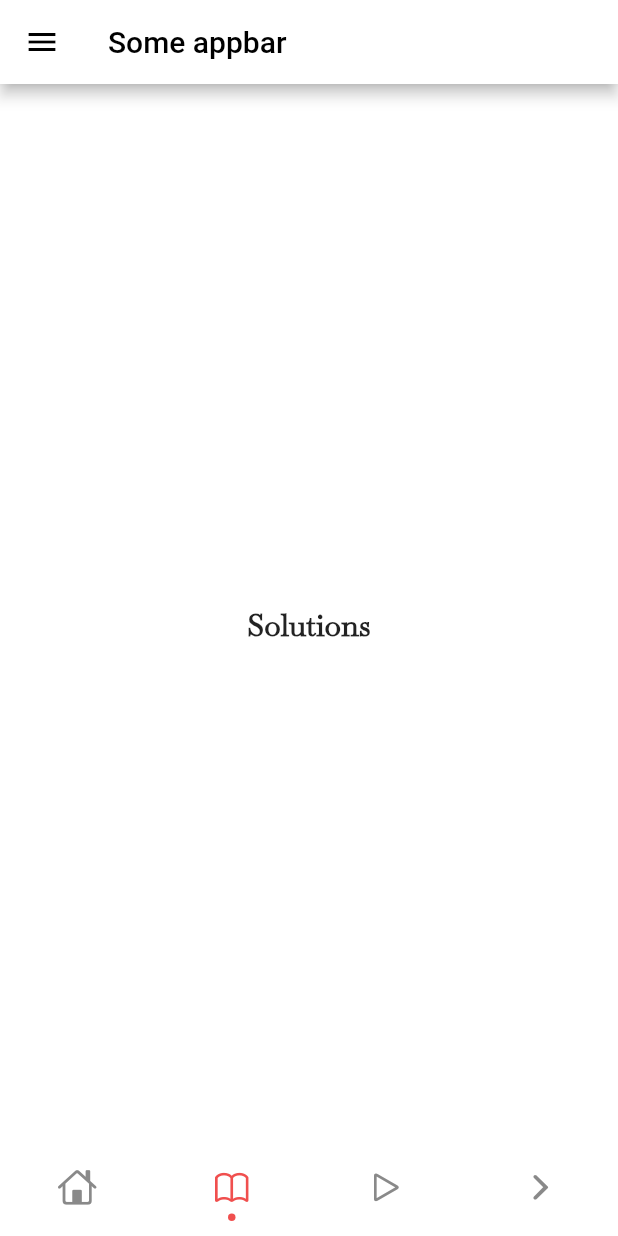
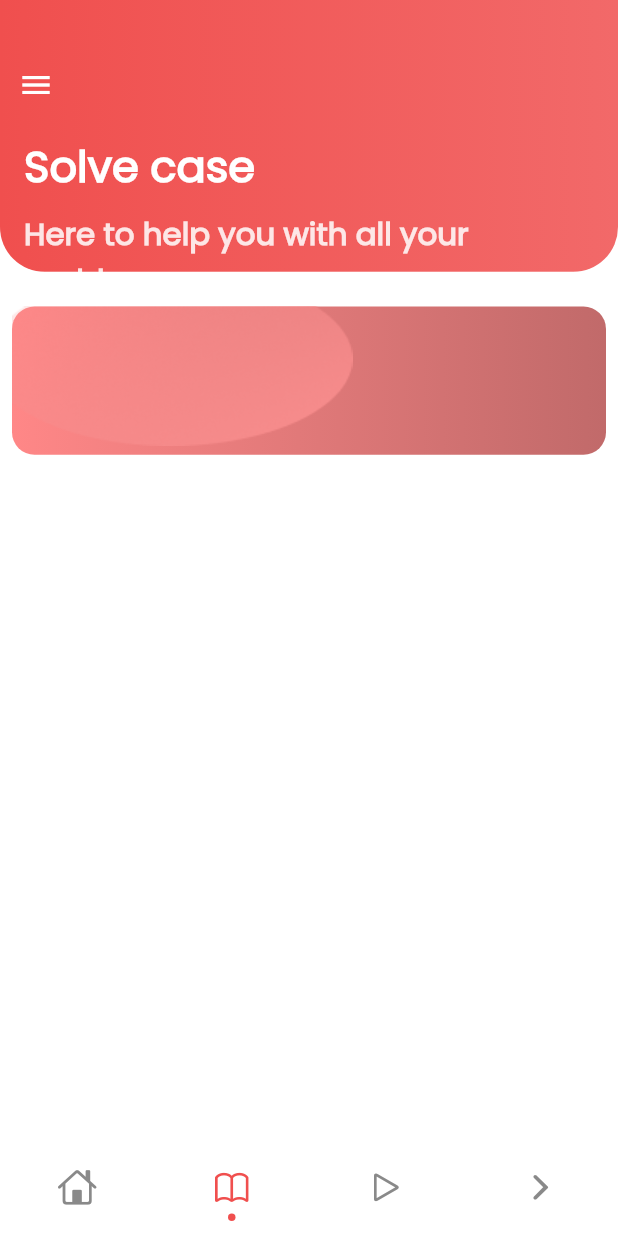
Before and after one commit to axactstudios/solvecase, a Flutter app: the DrawerScreen screen opened directly, on a phone screen of 412 x 824 dp. Run offline on Flutter 3.47's test engine with Material 2 defaults, Android fonts, the phone set to English and light mode, and no system bars; drawn by our look-alikes of persistent_bottom_nav_bar; our stand-ins replace device_info, firebase_database; missing offline and left inert: fancy_drawer; accounts and stored records are empty.

Commit message:
custom app drawer for all screens

```diff
--- a/lib/Screens/DrawerScreen.dart
+++ b/lib/Screens/DrawerScreen.dart
@@ -1,8 +1,8 @@
-import 'dart:html';
-
 import 'package:fancy_drawer/fancy_drawer.dart';
 import 'package:flutter/material.dart';
 
+import '../Classes/Constants.dart';
+import '../Classes/Constants.dart';
 import 'Bookmarks.dart';
 import 'Invite.dart';
 
@@ -208,23 +208,79 @@ class _DrawerScreenState extends State<DrawerScreen>
         ],
         child: Scaffold(
           backgroundColor: Colors.white,
-          appBar: AppBar(
-            title: Text(
-              "Some appbar",
-              style: TextStyle(color: Colors.black),
+          body: Column(
+            mainAxisSize: MainAxisSize.max,
+            children: <Widget>[
+              Container(
+                height: pHeight * 0.22,
+                width: pWidth,
+                decoration: BoxDecoration(
+                  gradient: LinearGradient(
+                    colors: [
+                      kPrimaryColor,
+                      Color(0xFFF26969),
+                    ],
                   ),
-            backgroundColor: Colors.white,
-            leading: IconButton(
+                  borderRadius: BorderRadius.only(
+                    bottomRight: Radius.circular(30),
+                    bottomLeft: Radius.circular(30),
+                  ),
+                ),
+                child: Column(
+                  crossAxisAlignment: CrossAxisAlignment.start,
+                  children: <Widget>[
+                    SizedBox(
+                      height: pHeight * 0.04,
+                    ),
+                    IconButton(
                       icon: Icon(
                         Icons.menu,
-                color: Colors.black,
+                        color: Colors.white,
                       ),
                       onPressed: () {
                         _controller.toggle();
                       },
                     ),
+                    SizedBox(
+                      height: pHeight * 0.01,
                     ),
-          body: myWidgets[index],
+                    Padding(
+                      padding: const EdgeInsets.only(left: 16.0),
+                      child: Text(
+                        'Solve case',
+                        style: TextStyle(
+                            fontFamily: 'Poppins',
+                            fontSize: pHeight * 0.035,
+                            fontWeight: FontWeight.bold,
+                            color: Colors.white),
+                      ),
+                    ),
+                    SizedBox(
+                      height: pHeight * 0.01,
+                    ),
+                    Padding(
+                      padding: const EdgeInsets.only(left: 16.0),
+                      child: Text(
+                        'Here to help you with all your problems',
+                        style: TextStyle(
+                          fontFamily: 'Poppins',
+                          fontSize: pHeight * 0.025,
+                          fontWeight: FontWeight.bold,
+                          color: Colors.white.withOpacity(0.85),
+                        ),
+                      ),
+                    )
+                  ],
+                ),
+              ),
+              Container(
+                width: pWidth,
+                color: Colors.white,
+                height: pHeight * 0.78,
+                child: myWidgets[index],
+              ),
+            ],
+          ),
         ),
       ),
     );
--- a/lib/Screens/SolutionScreen.dart
+++ b/lib/Screens/SolutionScreen.dart
@@ -1,4 +1,14 @@
+import 'package:fancy_drawer/fancy_drawer.dart';
 import 'package:flutter/material.dart';
+import 'package:flutter/widgets.dart';
+
+import '../Classes/Constants.dart';
+import '../Classes/Constants.dart';
+import '../Classes/Constants.dart';
+import 'Bookmarks.dart';
+import 'History.dart';
+import 'Invite.dart';
+import 'MainScreen.dart';
 
 // ignore: must_be_immutable
 class SolutionScreen extends StatefulWidget {
@@ -10,18 +20,74 @@ class SolutionScreen extends StatefulWidget {
   _SolutionScreenState createState() => _SolutionScreenState();
 }
 
-class _SolutionScreenState extends State<SolutionScreen> {
+class _SolutionScreenState extends State<SolutionScreen>
+    with TickerProviderStateMixin {
+  FancyDrawerController _controller;
+
+  @override
+  void initState() {
+    super.initState();
+    _controller = FancyDrawerController(
+        vsync: this, duration: Duration(milliseconds: 250))
+      ..addListener(() {
+        setState(() {});
+      });
+  }
+
+  @override
+  void dispose() {
+    _controller.dispose();
+    super.dispose();
+  }
+
+  int index = 0;
+
+  List<Widget> myWidgets = [MainScreen(), History(), Bookmarks(), Invite()];
+
   @override
   Widget build(BuildContext context) {
+    final pHeight = MediaQuery.of(context).size.height;
+    final pWidth = MediaQuery.of(context).size.width;
     return Scaffold(
       backgroundColor: Colors.white,
-      body: Center(
-        child: Text(
-          'Solutions',
-          style: TextStyle(
-              fontFamily: 'Baskervville',
-              fontSize: 20,
-              fontWeight: FontWeight.bold),
+      body: Container(
+        color: Colors.white,
+        child: Padding(
+          padding: const EdgeInsets.all(8.0),
+          child: Column(
+            children: <Widget>[
+              Container(
+                margin: EdgeInsets.only(top: 15),
+                height: pHeight * 0.12,
+                width: double.infinity,
+                decoration: BoxDecoration(
+                  gradient: LinearGradient(
+                    colors: [
+                      Color(0xFFFF8787),
+                      Color(0xFFC16A6A),
+                    ],
+                  ),
+                  borderRadius: BorderRadius.circular(15),
+                ),
+                child: Stack(
+                  children: <Widget>[
+                    Positioned(
+                      top: 0,
+                      left: 0,
+                      child: Image.asset('assets/images/Ellipse 9.png'),
+//                    Container(
+//                      height: pHeight * 0.1,
+//                      width: pWidth * 0.6,
+//                      decoration: BoxDecoration(
+//                        color: Color(0xFFF78C8C),
+//                      ),
+//                    ),
+                    )
+                  ],
+                ),
+              ),
+            ],
+          ),
         ),
       ),
     );
--- a/pubspec.yaml
+++ b/pubspec.yaml
@@ -72,6 +72,10 @@ flutter:
     - family: Circular
       fonts:
         - asset: assets/fonts/CircularStd-Medium.ttf
+
+    - family: Poppins
+      fonts:
+        - asset: assets/fonts/Poppins-Regular.ttf
   #       - asset: fonts/Schyler-Italic.ttf
   #         style: italic
   #   - family: Trajan Pro
```
Also changed, not shown: lib/Screens/Authentication/SignIn.dart (+8 -6 lines), lib/Screens/LectureScreen.dart (+37 -11 lines), lib/Screens/MaterialScreen.dart (+37 -11 lines), lib/Screens/More.dart (+36 -11 lines), assets/fonts/Poppins-Regular.ttf (added), assets/images/Ellipse 9.png (added). Lines whose indentation alone changed are shown as unchanged.
